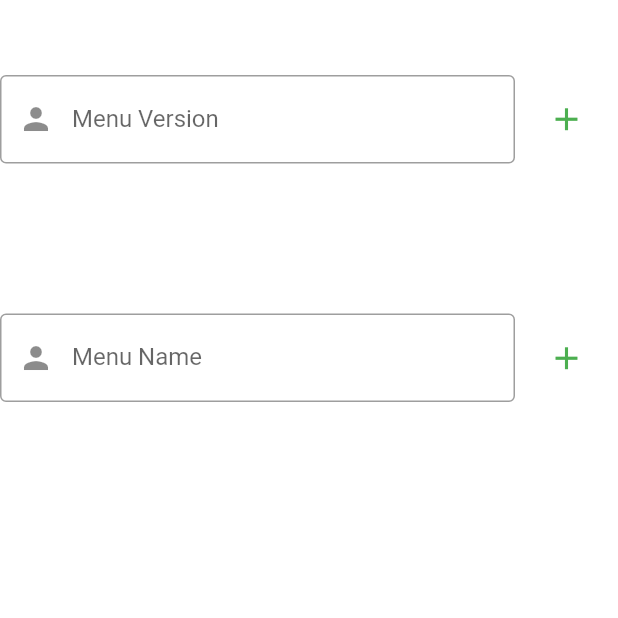
After one commit to ezgicett/Admin-Panel, a Flutter app: the NavbarScreen screen opened by its route, after a tap on the "add" icon, on a phone screen of 412 x 824 dp, the top half of it. The commit adds this screen. Run offline on Flutter 3.47's test engine with Material 2 defaults, Android fonts, the phone set to English and light mode, and no system bars; our stand-ins replace form_field_validator, image_picker; missing offline and left inert: cross_file_image, dart:html, flutter_admin_scaffold, image_picker_for_web; network calls fail.

Commit message:
navbar screen added

```diff
--- a/lib/main.dart
+++ b/lib/main.dart
@@ -6,6 +6,7 @@ import 'package:bitirme_admin_panel/screens/developer_screen_operations.dart';
 import 'package:bitirme_admin_panel/screens/home_screen.dart';
 import 'package:bitirme_admin_panel/screens/login_screen.dart';
 import 'package:bitirme_admin_panel/screens/menu_screen.dart';
+import 'package:bitirme_admin_panel/screens/navbar_screen.dart';
 import 'package:bitirme_admin_panel/screens/welcome_screen.dart';
 import 'package:bitirme_admin_panel/screens/welcome_screen_operations.dart';
 import 'package:flutter/material.dart';
@@ -36,7 +37,8 @@ class MyApp extends StatelessWidget {
         WelcomeScreenOperations.id: (context) => WelcomeScreenOperations(),
         DeveloperScreenOperations.id: (context) => DeveloperScreenOperations(),
         MenuScreen.id: (context) => MenuScreen(),
-        CarouselScreenOperations.id: (context) => CarouselScreenOperations()
+        CarouselScreenOperations.id: (context) => CarouselScreenOperations(),
+        NavbarScreen.id: (context) => NavbarScreen()
       },
     );
   }
--- a/lib/screens/home_screen.dart
+++ b/lib/screens/home_screen.dart
@@ -1,9 +1,11 @@
+import 'package:bitirme_admin_panel/models/navbar.dart';
 import 'package:bitirme_admin_panel/screens/carousel_screen.dart';
 import 'package:bitirme_admin_panel/screens/carousel_screen_operations.dart';
 import 'package:bitirme_admin_panel/screens/dashboard_screen.dart';
 import 'package:bitirme_admin_panel/screens/developer_screen.dart';
 import 'package:bitirme_admin_panel/screens/developer_screen_operations.dart';
 import 'package:bitirme_admin_panel/screens/menu_screen.dart';
+import 'package:bitirme_admin_panel/screens/navbar_screen.dart';
 import 'package:bitirme_admin_panel/screens/welcome_screen_operations.dart';
 import 'package:flutter/material.dart';
 import 'package:flutter_admin_scaffold/admin_scaffold.dart';
@@ -66,6 +68,10 @@ class _HomeScreenState extends State<HomeScreen> {
           widget.selectedScreen = CarouselScreenOperations();
         });
         break;
+      case NavbarScreen.id:
+        setState(() {
+          widget.selectedScreen = NavbarScreen();
+        });
     }
   }
 
@@ -120,6 +126,11 @@ class _HomeScreenState extends State<HomeScreen> {
             route: CarouselScreenOperations.id,
             icon: Icons.dashboard,
           ),
+          AdminMenuItem(
+            title: 'NavBar Screen',
+            route: NavbarScreen.id,
+            icon: Icons.dashboard,
+          ),
         ],
         selectedRoute: HomeScreen.id,
         onSelected: (item) {
--- /dev/null
+++ b/lib/screens/navbar_screen.dart
@@ -0,0 +1,139 @@
+import 'dart:convert';
+import 'dart:html';
+import 'dart:io';
+import 'package:bitirme_admin_panel/models/welcome_page.dart';
+import 'package:bitirme_admin_panel/widgets/customized_widgets/pick_image.dart';
+import 'package:cross_file_image/cross_file_image.dart';
+import 'package:flutter/material.dart';
+import 'package:image_picker/image_picker.dart';
+import 'package:image_picker_for_web/image_picker_for_web.dart';
+import 'package:path/path.dart' as Path;
+import 'package:http/http.dart' as http;
+
+class NavbarScreen extends StatefulWidget {
+  static const String id = 'navbar-screen';
+
+  @override
+  State<NavbarScreen> createState() => _NavbarScreenState();
+}
+
+class _NavbarScreenState extends State<NavbarScreen> {
+  bool flag = false;
+  Color? color;
+  int selectedIndex = -1;
+  TextEditingController sloganController = TextEditingController();
+  bool isUpdate = false;
+
+  @override
+  Widget build(BuildContext context) {
+    return SafeArea(
+      child: Form(
+        child: Column(
+          children: [
+            const SizedBox(
+              height: 50,
+            ),
+            Row(
+              children: [
+                Expanded(
+                  flex: 5,
+                  child: TextFormField(
+                    controller: sloganController,
+                    decoration: const InputDecoration(
+                        prefixIcon: Icon(Icons.person),
+                        labelText: "Menu Version",
+                        hintText: "Menu Version",
+                        border: OutlineInputBorder(
+                            borderSide: BorderSide(color: Colors.blue))),
+                  ),
+                ),
+                Expanded(
+                  flex: 1,
+                  child: IconButton(
+                    icon: const Icon(
+                      Icons.add,
+                    ),
+                    iconSize: 25,
+                    color: Colors.green,
+                    splashColor: Colors.purple,
+                    onPressed: () {
+                      createMenu();
+                    },
+                  ),
+                ),
+              ],
+            ),
+            const SizedBox(
+              height: 50,
+            ),
+            const SizedBox(
+              height: 50,
+            ),
+            Row(
+              children: [
+                Expanded(
+                  flex: 5,
+                  child: TextFormField(
+                    controller: sloganController,
+                    decoration: const InputDecoration(
+                        prefixIcon: Icon(Icons.person),
+                        labelText: "Menu Name",
+                        hintText: "Menu Name",
+                        border: OutlineInputBorder(
+                            borderSide: BorderSide(color: Colors.blue))),
+                  ),
+                ),
+                Expanded(
+                  flex: 1,
+                  child: IconButton(
+                    icon: const Icon(
+                      Icons.add,
+                    ),
+                    iconSize: 25,
+                    color: Colors.green,
+                    splashColor: Colors.purple,
+                    onPressed: () {
+                      fetchMenus();
+                    },
+                  ),
+                ),
+              ],
+            ),
+          ],
+        ),
+      ),
+    );
+  }
+
+  createMenu() async {
+    Map<String, String> requestHeaders = {
+      'accept': '*/*',
+      'Content-type': 'application/json',
+    };
+
+    var response = await http.post(
+      Uri.parse("https://aifitness-web.herokuapp.com/navbar/addMenu"),
+      headers: requestHeaders,
+      body: json.encode({'version': 0}),
+    );
+    //var result = json.decode(response.body);
+    //print(result);
+  }
+
+  fetchMenus() async {
+    Map<String, String> requestHeaders = {
+      'accept': '*/*',
+    };
+
+    var response = await http.get(
+      Uri.parse("https://aifitness-web.herokuapp.com/navbar/getallmenus"),
+      headers: {
+        "Access-Control-Allow-Origin": "*",
+        "Access-Control-Allow-Headers":
+            "Origin,Content-Type,X-Amz-Date,Authorization,X-Api-Key,X-Amz-Security-Token",
+        "Access-Control-Allow-Methods": "GET, POST, OPTIONS"
+      },
+    );
+    print(response.statusCode.toString());
+  }
+}
--- a/lib/screens/welcome_screen.dart
+++ b/lib/screens/welcome_screen.dart
@@ -125,6 +125,7 @@ class _WelcomeScreenState extends State<WelcomeScreen> {
     Map<String, String> requestHeaders = {
       'Content-type': 'application/json',
       'accept': '*/*',
+      //'Access-Control-Allow-Origin': "*",
     };
 
     var response = await http.post(
```
